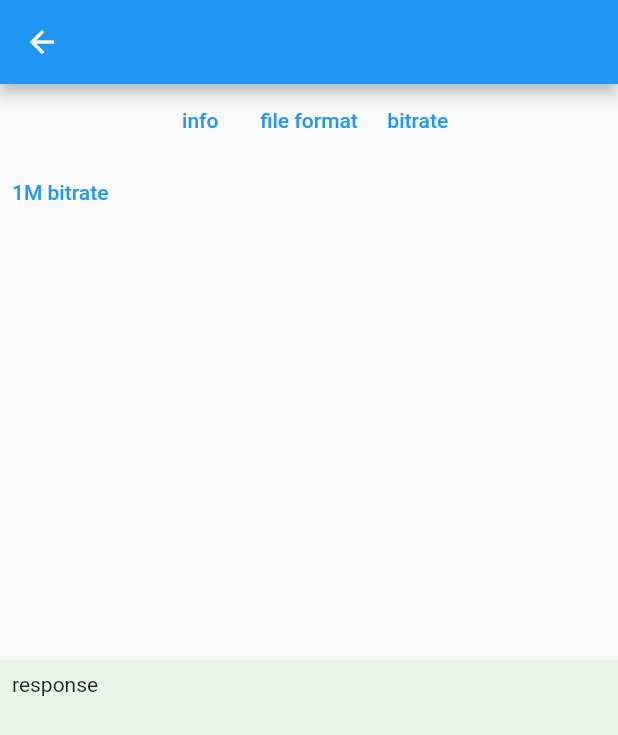
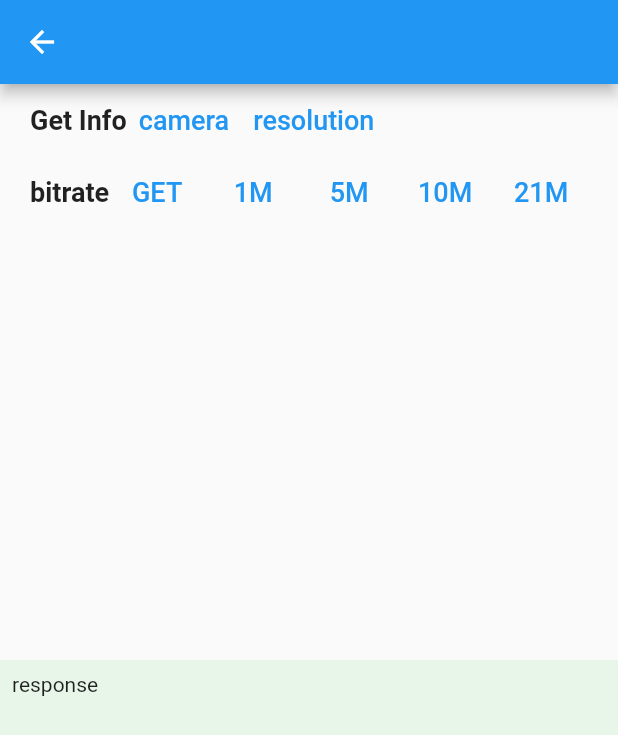
Before and after one commit to codetricity/theta_client_bitrate, a Flutter app: the OptionScreen screen opened directly, on a phone screen of 412 x 824 dp. Shown: the top 735 px of the screen. Run offline on Flutter 3.47's test engine with Material 2 defaults, Android fonts, the phone set to English and light mode, and no system bars; our stand-ins replace plugin_platform_interface, video_player.

```diff
--- a/lib/option_screen.dart
+++ b/lib/option_screen.dart
@@ -25,8 +25,14 @@ class _OptionScreenState extends State<OptionScreen> {
           child: Column(
             children: [
               Row(
-                mainAxisAlignment: MainAxisAlignment.center,
                 children: [
+                  const SizedBox(
+                    width: 20,
+                  ),
+                  const Text(
+                    'Get Info',
+                    style: TextStyle(fontWeight: FontWeight.bold, fontSize: 18),
+                  ),
                   TextButton(
                     onPressed: () async {
                       final info = await _thetaClientFlutter.getThetaInfo();
@@ -37,7 +43,7 @@ class _OptionScreenState extends State<OptionScreen> {
                             'serial number: ${info.serialNumber}';
                       });
                     },
-                    child: const Text('info'),
+                    child: const Text('camera', style: TextStyle(fontSize: 18)),
                   ),
                   TextButton(
                     onPressed: () async {
@@ -48,7 +54,19 @@ class _OptionScreenState extends State<OptionScreen> {
                             'file format: ${options.fileFormat.toString()}';
                       });
                     },
-                    child: const Text('file format'),
+                    child: const Text('resolution',
+                        style: TextStyle(fontSize: 18)),
+                  ),
+                ],
+              ),
+              Row(
+                children: [
+                  const SizedBox(
+                    width: 20,
+                  ),
+                  const Text(
+                    'bitrate',
+                    style: TextStyle(fontWeight: FontWeight.bold, fontSize: 18),
                   ),
                   TextButton(
                     onPressed: () async {
@@ -70,12 +88,11 @@ class _OptionScreenState extends State<OptionScreen> {
                         response = 'bitrate: ${options['_bitrate']}';
                       });
                     },
-                    child: const Text('bitrate'),
+                    child: const Text(
+                      'GET',
+                      style: TextStyle(fontSize: 18),
                     ),
-                ],
                   ),
-              Row(
-                children: [
                   TextButton(
                     onPressed: () async {
                       final body = {
@@ -85,8 +102,7 @@ class _OptionScreenState extends State<OptionScreen> {
                         }
                       };
                       final cameraResponse = await http.post(
-                            Uri.parse(
-                                'http://192.168.1.1/osc/commands/execute'),
+                          Uri.parse('http://192.168.1.1/osc/commands/execute'),
                           body: jsonEncode(body),
                           headers: {
                             'Content-Type': 'application/json;charset=utf-8'
@@ -96,9 +112,89 @@ class _OptionScreenState extends State<OptionScreen> {
                         response = bodyMap.toString();
                       });
                     },
-                      child: Text('1M bitrate'))
+                    child: const Text(
+                      '1M',
+                      style: TextStyle(fontSize: 18),
+                    ),
+                  ),
+                  TextButton(
+                    onPressed: () async {
+                      final body = {
+                        'name': 'camera.setOptions',
+                        'parameters': {
+                          'options': {'_bitrate': '5242880'}
+                        }
+                      };
+                      final cameraResponse = await http.post(
+                          Uri.parse('http://192.168.1.1/osc/commands/execute'),
+                          body: jsonEncode(body),
+                          headers: {
+                            'Content-Type': 'application/json;charset=utf-8'
+                          });
+                      final bodyMap = jsonDecode(cameraResponse.body);
+                      setState(() {
+                        response = bodyMap.toString();
+                      });
+                    },
+                    child: const Text(
+                      '5M',
+                      style: TextStyle(fontSize: 18),
+                    ),
+                  ),
+                  TextButton(
+                    onPressed: () async {
+                      final body = {
+                        'name': 'camera.setOptions',
+                        'parameters': {
+                          'options': {'_bitrate': '10485760'}
+                        }
+                      };
+                      final cameraResponse = await http.post(
+                          Uri.parse('http://192.168.1.1/osc/commands/execute'),
+                          body: jsonEncode(body),
+                          headers: {
+                            'Content-Type': 'application/json;charset=utf-8'
+                          });
+                      final bodyMap = jsonDecode(cameraResponse.body);
+                      setState(() {
+                        response = bodyMap.toString();
+                      });
+                    },
+                    child: const Text(
+                      '10M',
+                      style: TextStyle(fontSize: 18),
+                    ),
+                  ),
+                  TextButton(
+                    onPressed: () async {
+                      final body = {
+                        'name': 'camera.setOptions',
+                        'parameters': {
+                          'options': {'_bitrate': '20971520'}
+                        }
+                      };
+                      final cameraResponse = await http.post(
+                          Uri.parse('http://192.168.1.1/osc/commands/execute'),
+                          body: jsonEncode(body),
+                          headers: {
+                            'Content-Type': 'application/json;charset=utf-8'
+                          });
+                      final bodyMap = jsonDecode(cameraResponse.body);
+                      setState(() {
+                        response = bodyMap.toString();
+                      });
+                    },
+                    child: const Text(
+                      '21M',
+                      style: TextStyle(fontSize: 18),
+                    ),
+                  ),
                 ],
-              )
+              ),
+              Row(
+                mainAxisAlignment: MainAxisAlignment.center,
+                children: [],
+              ),
             ],
           ),
         ),
```
Also changed, not shown: 2 other files. Lines whose indentation alone changed are shown as unchanged.
